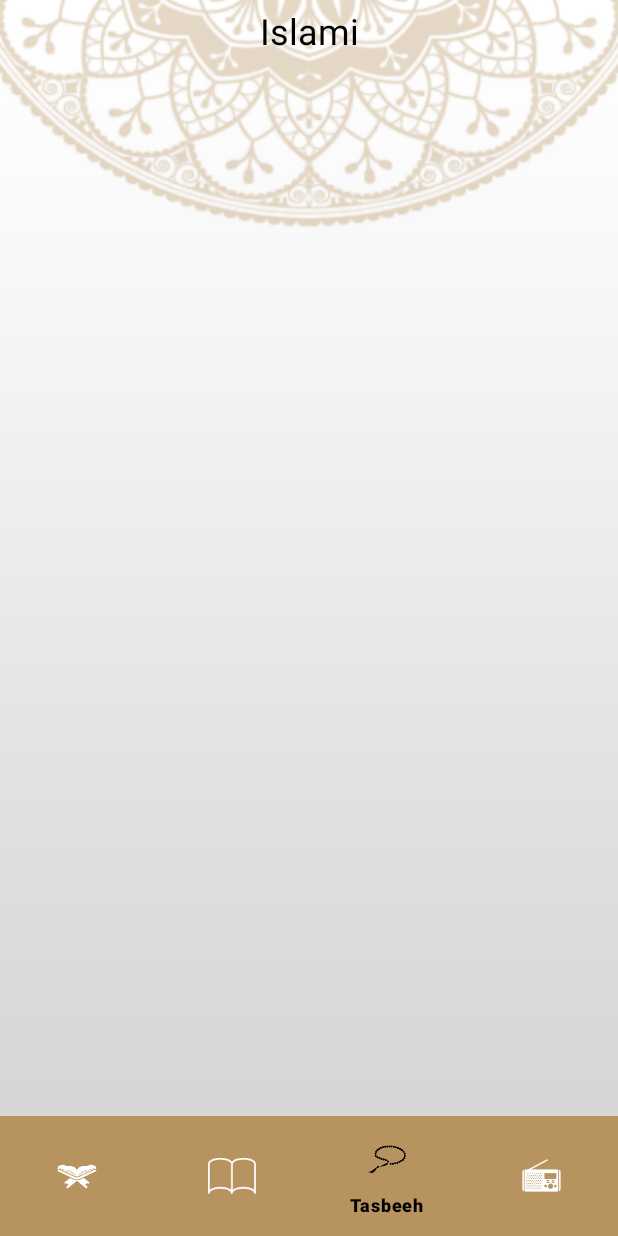
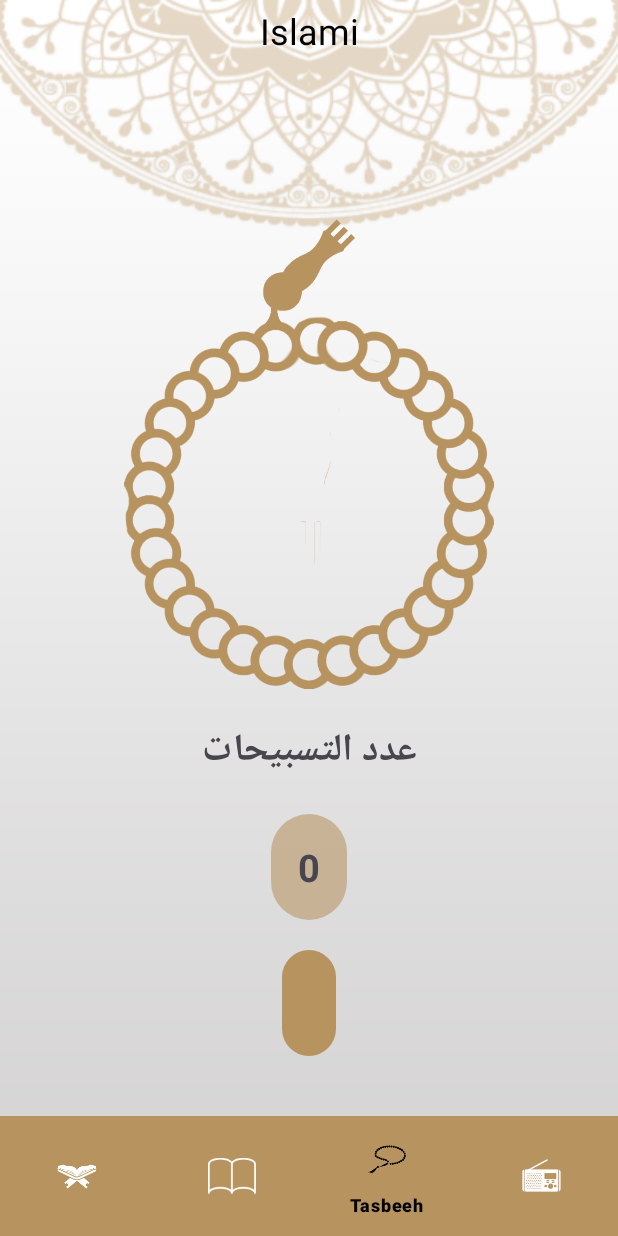
Before and after one commit to nadiaseleem12/IslamiC40GSunWed, an Android app: the screen it shows after launch (MainActivity), item 3 of the bottom bar chosen, on a phone screen of 412 x 824 dp. Run offline under Robolectric (Android 15) with nearby library versions, the light colour scheme and no system bars.

Commit message:
+ added Tasbeeh fragment design

```diff
--- a/app/src/main/java/com/route/islamic40gsunwed/fragments/TasbeehFragment.kt
+++ b/app/src/main/java/com/route/islamic40gsunwed/fragments/TasbeehFragment.kt
@@ -20,5 +20,6 @@ class TasbeehFragment : Fragment() {
     override fun onViewCreated(view: View, savedInstanceState: Bundle?) {
         super.onViewCreated(view, savedInstanceState)
 
+
     }
 }
--- /dev/null
+++ b/app/src/main/res/drawable/counter_bg.xml
@@ -0,0 +1,5 @@
+<?xml version="1.0" encoding="utf-8"?>
+<shape xmlns:android="http://schemas.android.com/apk/res/android" android:shape="rectangle">
+<solid android:color="@color/counter_box_color"/>
+   <corners android:radius="25dp"/>
+</shape>
--- /dev/null
+++ b/app/src/main/res/drawable/dhikr_bg.xml
@@ -0,0 +1,5 @@
+<?xml version="1.0" encoding="utf-8"?>
+<shape xmlns:android="http://schemas.android.com/apk/res/android" android:shape="rectangle">
+<solid android:color="@color/dhikr_box_color"/>
+   <corners android:radius="25dp"/>
+</shape>
--- a/app/src/main/res/layout/fragment_tasbeeh.xml
+++ b/app/src/main/res/layout/fragment_tasbeeh.xml
@@ -1,6 +1,84 @@
 <?xml version="1.0" encoding="utf-8"?>
 <androidx.constraintlayout.widget.ConstraintLayout xmlns:android="http://schemas.android.com/apk/res/android"
+    xmlns:app="http://schemas.android.com/apk/res-auto"
+    xmlns:tools="http://schemas.android.com/tools"
     android:layout_width="match_parent"
-    android:layout_height="match_parent">
+    android:layout_height="match_parent"
+    tools:background="@drawable/islamic_bg">
+
+    <ImageView
+        android:id="@+id/head_of_sebha_imv"
+        android:layout_width="0dp"
+        android:layout_height="wrap_content"
+        android:adjustViewBounds="true"
+        android:src="@drawable/head_of_sebha"
+        app:layout_constraintEnd_toEndOf="parent"
+        app:layout_constraintStart_toStartOf="parent"
+        app:layout_constraintTop_toTopOf="@id/guideline"
+        app:layout_constraintWidth_percent=".15" />
+
+    <ImageView
+        android:id="@+id/body_of_sebha_imv"
+        android:layout_width="0dp"
+        android:layout_height="wrap_content"
+        android:layout_marginTop="-23dp"
+        android:adjustViewBounds="true"
+        android:src="@drawable/body_of_sebha"
+        app:layout_constraintEnd_toEndOf="parent"
+        app:layout_constraintHorizontal_bias="0.5"
+        app:layout_constraintStart_toStartOf="parent"
+        app:layout_constraintTop_toBottomOf="@id/head_of_sebha_imv"
+        app:layout_constraintWidth_percent=".6" />
+
+    <androidx.constraintlayout.widget.Guideline
+        android:id="@+id/guideline"
+        android:layout_width="wrap_content"
+        android:layout_height="wrap_content"
+        android:orientation="horizontal"
+        app:layout_constraintGuide_percent=".15" />
+
+    <TextView
+        android:id="@+id/number_of_dhikr_tv"
+        android:layout_width="match_parent"
+        android:layout_height="wrap_content"
+        android:layout_marginTop="20dp"
+        android:gravity="center"
+        android:text="@string/number_of_dhikr"
+        android:textSize="25sp"
+        android:textStyle="bold"
+        app:layout_constraintTop_toBottomOf="@id/body_of_sebha_imv" />
+
+    <TextView
+        android:id="@+id/counter_of_dhikr_tv"
+        android:layout_width="wrap_content"
+        android:layout_height="wrap_content"
+        android:layout_marginTop="20dp"
+        android:background="@drawable/counter_bg"
+        android:gravity="center"
+        android:text="0"
+        android:textSize="25sp"
+        android:padding="18dp"
+        android:textStyle="bold"
+        app:layout_constraintEnd_toEndOf="parent"
+        app:layout_constraintHorizontal_bias="0.5"
+        app:layout_constraintStart_toStartOf="parent"
+        app:layout_constraintTop_toBottomOf="@id/number_of_dhikr_tv" />
+
+    <TextView
+        android:id="@+id/dhikr_tv"
+        android:layout_width="wrap_content"
+        android:layout_height="wrap_content"
+        android:layout_marginTop="20dp"
+        android:background="@drawable/dhikr_bg"
+        android:gravity="center"
+        tools:text="سبحان الله"
+        android:textSize="25sp"
+        android:padding="18dp"
+        android:textStyle="bold"
+        app:layout_constraintEnd_toEndOf="parent"
+        app:layout_constraintHorizontal_bias="0.5"
+        app:layout_constraintStart_toStartOf="parent"
+        app:layout_constraintTop_toBottomOf="@id/counter_of_dhikr_tv" />
+
 
 </androidx.constraintlayout.widget.ConstraintLayout>
--- /dev/null
+++ b/app/src/main/res/values-night/colors.xml
@@ -0,0 +1,6 @@
+<?xml version="1.0" encoding="utf-8"?>
+<resources>
+    <color name="counter_box_color">@color/blue_dark</color>
+    <color name="dhikr_box_color">@color/yellow</color>
+
+</resources>
--- a/app/src/main/res/values/colors.xml
+++ b/app/src/main/res/values/colors.xml
@@ -8,8 +8,13 @@
          2- CardView -> Corner Radius  and background
      -->
     <color name="gold">#B7935F</color>
+    <color name="gold_57">#91B7935F</color>
+
     <color name="gold_variant">#816A48</color>
     <color name="blue_dark">#141A2E</color>
     <color name="blue_dark_with_80_opacity">#CC141A2E</color>
     <color name="yellow">#FACC1D</color>
+    <color name="counter_box_color">@color/gold_57</color>
+    <color name="dhikr_box_color">@color/gold</color>
+
 </resources>
--- a/app/src/main/res/values/strings.xml
+++ b/app/src/main/res/values/strings.xml
@@ -8,4 +8,5 @@
     <string name="chapter_name">Chapter Name</string>
     <string name="chapter_position">Chapter Position</string>
     <string name="quotes">Quotes</string>
+    <string name="number_of_dhikr">عدد التسبيحات</string>
 </resources>
```
Also changed, not shown: app/src/main/res/drawable-night-nodpi/body_of_sebha.png (added), app/src/main/res/drawable-night-nodpi/head_of_sebha.png (added), app/src/main/res/drawable-nodpi/body_of_sebha.png (added), app/src/main/res/drawable-nodpi/head_of_sebha.png (added).
